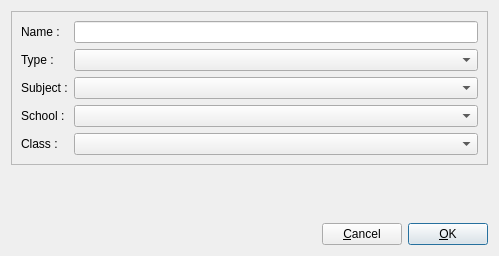
jeremydumais/TeacherHelper, file TeacherHelper/src/editAssessmentForm.ui: the form before one commit.
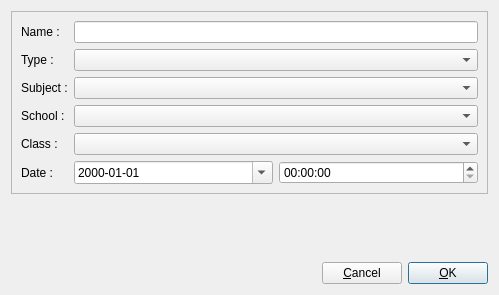
The form after the commit. Icons and pictures are not drawn.

Commit message: Write unit tests about assessment class.

What changed in the file:
```diff
--- a/TeacherHelper/src/editAssessmentForm.ui
+++ b/TeacherHelper/src/editAssessmentForm.ui
@@ -7,7 +7,7 @@
     <x>0</x>
     <y>0</y>
     <width>499</width>
-    <height>256</height>
+    <height>295</height>
    </rect>
   </property>
   <property name="windowTitle">
@@ -44,6 +44,9 @@
             </property>
            </widget>
           </item>
+          <item row="1" column="1">
+           <widget class="QComboBox" name="comboBoxTestType"/>
+          </item>
           <item row="2" column="0">
            <widget class="QLabel" name="label_3">
             <property name="text">
@@ -51,22 +54,9 @@
             </property>
            </widget>
           </item>
-          <item row="4" column="0">
-           <widget class="QLabel" name="label_4">
-            <property name="text">
-             <string>Class : </string>
-            </property>
-           </widget>
-          </item>
-          <item row="1" column="1">
-           <widget class="QComboBox" name="comboBoxTestType"/>
-          </item>
           <item row="2" column="1">
            <widget class="QComboBox" name="comboBoxSubject"/>
           </item>
-          <item row="4" column="1">
-           <widget class="QComboBox" name="comboBoxClass"/>
-          </item>
           <item row="3" column="0">
            <widget class="QLabel" name="label_5">
             <property name="text">
@@ -77,6 +67,44 @@
           <item row="3" column="1">
            <widget class="QComboBox" name="comboBoxSchool"/>
           </item>
+          <item row="4" column="0">
+           <widget class="QLabel" name="label_4">
+            <property name="text">
+             <string>Class : </string>
+            </property>
+           </widget>
+          </item>
+          <item row="4" column="1">
+           <widget class="QComboBox" name="comboBoxClass"/>
+          </item>
+          <item row="5" column="1">
+           <layout class="QHBoxLayout" name="horizontalLayout_4">
+            <item>
+             <widget class="QDateTimeEdit" name="dateTimeEditAssessmentDate">
+              <property name="displayFormat">
+               <string>yyyy-MM-dd</string>
+              </property>
+              <property name="calendarPopup">
+               <bool>true</bool>
+              </property>
+             </widget>
+            </item>
+            <item>
+             <widget class="QTimeEdit" name="timeEdit">
+              <property name="calendarPopup">
+               <bool>true</bool>
+              </property>
+             </widget>
+            </item>
+           </layout>
+          </item>
+          <item row="5" column="0">
+           <widget class="QLabel" name="label_6">
+            <property name="text">
+             <string>Date :</string>
+            </property>
+           </widget>
+          </item>
          </layout>
         </widget>
        </item>
```
The commit also changes 8 other files.
